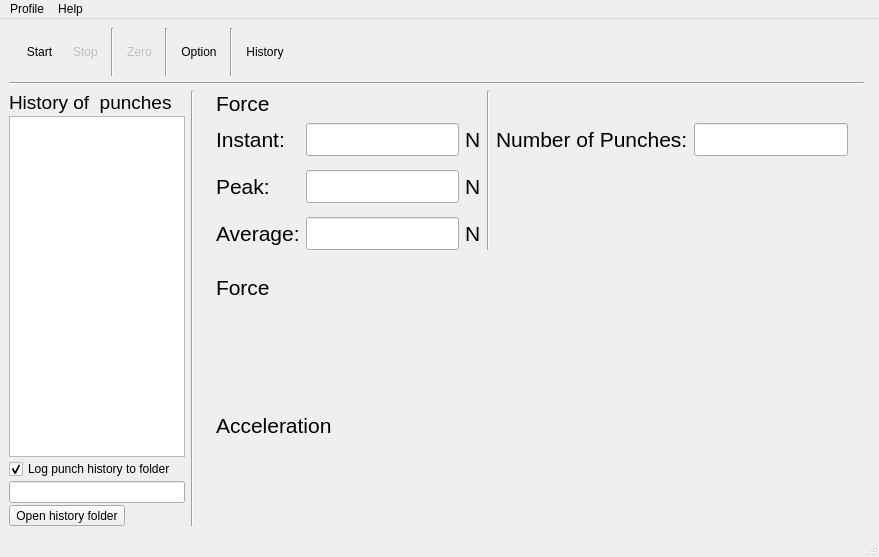
The window that boxing-gui/ui/main_window.ui (Achicken7301/boxqt) describes before a commit, drawn with Qt 5.
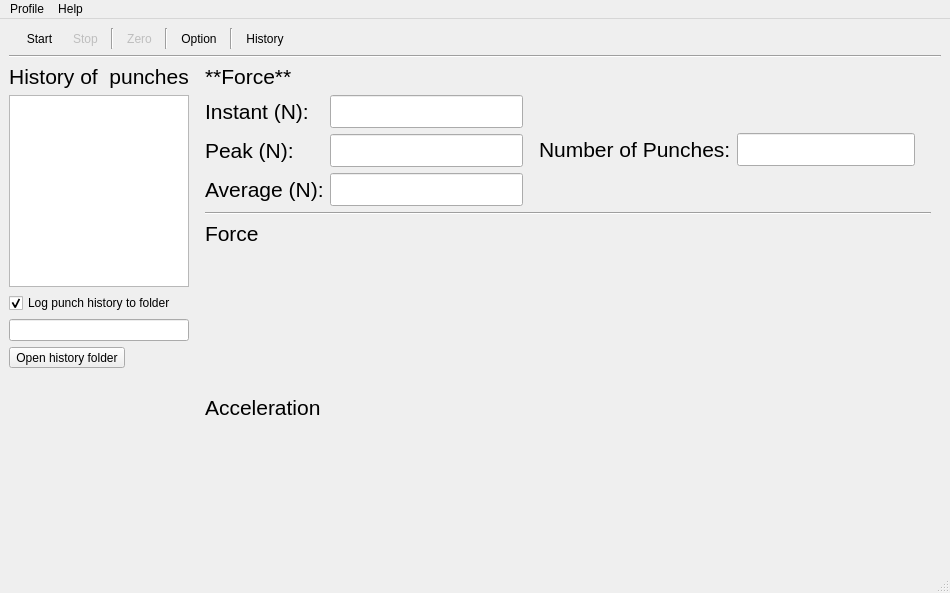
The same window after the commit. Icons and pictures are not drawn. Custom widgets are drawn as their Qt base class.

```diff
--- a/boxing-gui/ui/main_window.ui
+++ b/boxing-gui/ui/main_window.ui
@@ -6,86 +6,120 @@
    <rect>
     <x>0</x>
     <y>0</y>
-    <width>879</width>
-    <height>557</height>
+    <width>950</width>
+    <height>593</height>
    </rect>
   </property>
   <property name="windowTitle">
    <string>Boxing app</string>
   </property>
   <widget class="QWidget" name="centralwidget">
-   <layout class="QGridLayout" name="gridLayout">
-    <item row="2" column="1" rowspan="5">
-     <widget class="Line" name="line_6">
-      <property name="orientation">
-       <enum>Qt::Vertical</enum>
-      </property>
-     </widget>
-    </item>
-    <item row="3" column="3" rowspan="4" colspan="3">
-     <layout class="QVBoxLayout" name="chart_display_layout">
-      <property name="leftMargin">
-       <number>10</number>
-      </property>
-      <property name="rightMargin">
-       <number>10</number>
-      </property>
+   <layout class="QGridLayout" name="gridLayout_2">
+    <item row="2" column="0">
+     <layout class="QVBoxLayout" name="verticalLayout_3">
       <item>
-       <widget class="QLabel" name="label_6">
+       <widget class="QLabel" name="label_4">
         <property name="font">
          <font>
           <pointsize>16</pointsize>
          </font>
         </property>
         <property name="text">
-         <string>Force</string>
+         <string>History of  punches</string>
         </property>
+        <property name="alignment">
+         <set>Qt::AlignCenter</set>
+        </property>
        </widget>
       </item>
       <item>
-       <widget class="PlotWidget" name="force_chart" native="true">
-        <property name="enabled">
-         <bool>false</bool>
+       <widget class="QListWidget" name="history_table">
+        <property name="sizePolicy">
+         <sizepolicy hsizetype="Preferred" vsizetype="Fixed">
+          <horstretch>0</horstretch>
+          <verstretch>0</verstretch>
+         </sizepolicy>
         </property>
-        <property name="autoFillBackground">
-         <bool>true</bool>
+        <property name="maximumSize">
+         <size>
+          <width>500</width>
+          <height>16777215</height>
+         </size>
         </property>
-       </widget>
-      </item>
-      <item>
-       <widget class="QLabel" name="label_3">
         <property name="font">
          <font>
           <pointsize>16</pointsize>
          </font>
         </property>
+       </widget>
+      </item>
+      <item>
+       <widget class="QCheckBox" name="log_check">
+        <property name="sizePolicy">
+         <sizepolicy hsizetype="Fixed" vsizetype="Fixed">
+          <horstretch>0</horstretch>
+          <verstretch>0</verstretch>
+         </sizepolicy>
+        </property>
         <property name="text">
-         <string>Acceleration</string>
+         <string>Log punch history to folder</string>
         </property>
+        <property name="checked">
+         <bool>true</bool>
+        </property>
+        <property name="tristate">
+         <bool>false</bool>
+        </property>
        </widget>
       </item>
       <item>
-       <widget class="PlotWidget" name="acceleration_chart" native="true">
+       <widget class="QLineEdit" name="save_folder_line">
         <property name="enabled">
-         <bool>false</bool>
+         <bool>true</bool>
         </property>
+        <property name="sizePolicy">
+         <sizepolicy hsizetype="Preferred" vsizetype="Fixed">
+          <horstretch>0</horstretch>
+          <verstretch>0</verstretch>
+         </sizepolicy>
+        </property>
+        <property name="maximumSize">
+         <size>
+          <width>400</width>
+          <height>16777215</height>
+         </size>
+        </property>
         <property name="autoFillBackground">
+         <bool>false</bool>
+        </property>
+        <property name="readOnly">
          <bool>true</bool>
         </property>
-        <property name="backgroundBrush" stdset="0">
-         <brush brushstyle="NoBrush">
-          <color alpha="255">
-           <red>255</red>
-           <green>255</green>
-           <blue>255</blue>
-          </color>
-         </brush>
+       </widget>
+      </item>
+      <item>
+       <widget class="QToolButton" name="save_folder_button">
+        <property name="text">
+         <string>Open history folder</string>
         </property>
        </widget>
       </item>
+      <item>
+       <spacer name="verticalSpacer_2">
+        <property name="orientation">
+         <enum>Qt::Vertical</enum>
+        </property>
+        <property name="sizeHint" stdset="0">
+         <size>
+          <width>20</width>
+          <height>40</height>
+         </size>
+        </property>
+       </spacer>
+      </item>
      </layout>
     </item>
-    <item row="0" column="0" colspan="6">
+    <item row="0" column="0" colspan="2">
      <layout class="QHBoxLayout" name="toolbar_layout">
       <property name="leftMargin">
        <number>10</number>
@@ -304,364 +338,319 @@
       </item>
      </layout>
     </item>
-    <item row="2" column="0" rowspan="5">
-     <layout class="QGridLayout" name="history_layout">
-      <property name="spacing">
-       <number>2</number>
-      </property>
-      <item row="4" column="0">
-       <widget class="QToolButton" name="save_folder_button">
-        <property name="text">
-         <string>Open history folder</string>
-        </property>
-       </widget>
+    <item row="2" column="1">
+     <layout class="QVBoxLayout" name="verticalLayout">
+      <item>
+       <layout class="QHBoxLayout" name="horizontalLayout">
+        <item>
+         <layout class="QGridLayout" name="gridLayout">
+          <property name="leftMargin">
+           <number>10</number>
+          </property>
+          <item row="0" column="0">
+           <widget class="QLabel" name="label_5">
+            <property name="font">
+             <font>
+              <pointsize>16</pointsize>
+             </font>
+            </property>
+            <property name="text">
+             <string>**Force**</string>
+            </property>
+            <property name="textFormat">
+             <enum>Qt::MarkdownText</enum>
+            </property>
+           </widget>
+          </item>
+          <item row="1" column="1">
+           <widget class="QLineEdit" name="current_force_line">
+            <property name="sizePolicy">
+             <sizepolicy hsizetype="Minimum" vsizetype="Fixed">
+              <horstretch>0</horstretch>
+              <verstretch>0</verstretch>
+             </sizepolicy>
+            </property>
+            <property name="font">
+             <font>
+              <pointsize>16</pointsize>
+             </font>
+            </property>
+            <property name="readOnly">
+             <bool>true</bool>
+            </property>
+           </widget>
+          </item>
+          <item row="3" column="1">
+           <widget class="QLineEdit" name="average_force_line">
+            <property name="sizePolicy">
+             <sizepolicy hsizetype="Minimum" vsizetype="Fixed">
+              <horstretch>0</horstretch>
+              <verstretch>0</verstretch>
+             </sizepolicy>
+            </property>
+            <property name="font">
+             <font>
+              <pointsize>16</pointsize>
+             </font>
+            </property>
+            <property name="dragEnabled">
+             <bool>false</bool>
+            </property>
+            <property name="readOnly">
+             <bool>true</bool>
+            </property>
+           </widget>
+          </item>
+          <item row="2" column="0">
+           <widget class="QLabel" name="label_11">
+            <property name="sizePolicy">
+             <sizepolicy hsizetype="Preferred" vsizetype="Preferred">
+              <horstretch>0</horstretch>
+              <verstretch>0</verstretch>
+             </sizepolicy>
+            </property>
+            <property name="font">
+             <font>
+              <pointsize>16</pointsize>
+             </font>
+            </property>
+            <property name="text">
+             <string>Peak (N):</string>
+            </property>
+            <property name="textFormat">
+             <enum>Qt::MarkdownText</enum>
+            </property>
+            <property name="alignment">
+             <set>Qt::AlignLeading|Qt::AlignLeft|Qt::AlignVCenter</set>
+            </property>
+           </widget>
+          </item>
+          <item row="3" column="0">
+           <widget class="QLabel" name="label_13">
+            <property name="font">
+             <font>
+              <pointsize>16</pointsize>
+             </font>
+            </property>
+            <property name="text">
+             <string>Average (N):</string>
+            </property>
+            <property name="textFormat">
+             <enum>Qt::MarkdownText</enum>
+            </property>
+            <property name="alignment">
+             <set>Qt::AlignLeading|Qt::AlignLeft|Qt::AlignVCenter</set>
+            </property>
+           </widget>
+          </item>
+          <item row="1" column="0">
+           <widget class="QLabel" name="label_2">
+            <property name="sizePolicy">
+             <sizepolicy hsizetype="Preferred" vsizetype="Preferred">
+              <horstretch>0</horstretch>
+              <verstretch>0</verstretch>
+             </sizepolicy>
+            </property>
+            <property name="font">
+             <font>
+              <pointsize>16</pointsize>
+             </font>
+            </property>
+            <property name="text">
+             <string>Instant (N):</string>
+            </property>
+            <property name="textFormat">
+             <enum>Qt::MarkdownText</enum>
+            </property>
+            <property name="alignment">
+             <set>Qt::AlignLeading|Qt::AlignLeft|Qt::AlignVCenter</set>
+            </property>
+           </widget>
+          </item>
+          <item row="2" column="1">
+           <widget class="QLineEdit" name="peak_force_line">
+            <property name="sizePolicy">
+             <sizepolicy hsizetype="Minimum" vsizetype="Fixed">
+              <horstretch>0</horstretch>
+              <verstretch>0</verstretch>
+             </sizepolicy>
+            </property>
+            <property name="font">
+             <font>
+              <pointsize>16</pointsize>
+             </font>
+            </property>
+            <property name="readOnly">
+             <bool>true</bool>
+            </property>
+           </widget>
+          </item>
+         </layout>
+        </item>
+        <item>
+         <layout class="QGridLayout" name="gridLayout_3">
+          <property name="leftMargin">
+           <number>10</number>
+          </property>
+          <property name="topMargin">
+           <number>29</number>
+          </property>
+          <item row="0" column="1">
+           <widget class="QLineEdit" name="number_of_punches">
+            <property name="enabled">
+             <bool>true</bool>
+            </property>
+            <property name="sizePolicy">
+             <sizepolicy hsizetype="Preferred" vsizetype="Maximum">
+              <horstretch>0</horstretch>
+              <verstretch>0</verstretch>
+             </sizepolicy>
+            </property>
+            <property name="font">
+             <font>
+              <pointsize>16</pointsize>
+             </font>
+            </property>
+            <property name="readOnly">
+             <bool>true</bool>
+            </property>
+           </widget>
+          </item>
+          <item row="0" column="0">
+           <widget class="QLabel" name="label_14">
+            <property name="font">
+             <font>
+              <pointsize>16</pointsize>
+             </font>
+            </property>
+            <property name="text">
+             <string>Number of Punches:</string>
+            </property>
+            <property name="textFormat">
+             <enum>Qt::MarkdownText</enum>
+            </property>
+            <property name="margin">
+             <number>0</number>
+            </property>
+           </widget>
+          </item>
+          <item row="0" column="2">
+           <spacer name="horizontalSpacer_2">
+            <property name="orientation">
+             <enum>Qt::Horizontal</enum>
+            </property>
+            <property name="sizeHint" stdset="0">
+             <size>
+              <width>40</width>
+              <height>20</height>
+             </size>
+            </property>
+           </spacer>
+          </item>
+         </layout>
+        </item>
+       </layout>
       </item>
-      <item row="0" column="0">
-       <widget class="QLabel" name="label_4">
-        <property name="font">
-         <font>
-          <pointsize>14</pointsize>
-         </font>
+      <item>
+       <layout class="QVBoxLayout" name="chart_display_layout">
+        <property name="leftMargin">
+         <number>10</number>
         </property>
-        <property name="text">
-         <string>History of  punches</string>
+        <property name="rightMargin">
+         <number>10</number>
         </property>
-       </widget>
-      </item>
-      <item row="2" column="0">
-       <widget class="QCheckBox" name="log_check">
-        <property name="sizePolicy">
-         <sizepolicy hsizetype="Fixed" vsizetype="Fixed">
-          <horstretch>0</horstretch>
-          <verstretch>0</verstretch>
-         </sizepolicy>
-        </property>
-        <property name="text">
-         <string>Log punch history to folder</string>
-        </property>
-        <property name="checked">
-         <bool>true</bool>
-        </property>
-        <property name="tristate">
-         <bool>false</bool>
-        </property>
-       </widget>
-      </item>
-      <item row="3" column="0">
-       <widget class="QLineEdit" name="save_folder_line">
-        <property name="enabled">
-         <bool>true</bool>
-        </property>
-        <property name="sizePolicy">
-         <sizepolicy hsizetype="Preferred" vsizetype="Fixed">
-          <horstretch>0</horstretch>
-          <verstretch>0</verstretch>
-         </sizepolicy>
-        </property>
-        <property name="maximumSize">
-         <size>
-          <width>400</width>
-          <height>16777215</height>
-         </size>
-        </property>
-        <property name="autoFillBackground">
-         <bool>false</bool>
-        </property>
-        <property name="readOnly">
-         <bool>true</bool>
-        </property>
-       </widget>
-      </item>
-      <item row="1" column="0">
-       <widget class="QListWidget" name="history_table">
-        <property name="sizePolicy">
-         <sizepolicy hsizetype="Preferred" vsizetype="Expanding">
-          <horstretch>0</horstretch>
-          <verstretch>0</verstretch>
-         </sizepolicy>
-        </property>
-        <property name="maximumSize">
-         <size>
-          <width>500</width>
-          <height>16777215</height>
-         </size>
-        </property>
-        <property name="font">
-         <font>
-          <pointsize>16</pointsize>
-         </font>
-        </property>
-       </widget>
+        <item>
+         <widget class="Line" name="line">
+          <property name="orientation">
+           <enum>Qt::Horizontal</enum>
+          </property>
+         </widget>
+        </item>
+        <item>
+         <widget class="QLabel" name="label_6">
+          <property name="font">
+           <font>
+            <pointsize>16</pointsize>
+           </font>
+          </property>
+          <property name="text">
+           <string>Force</string>
+          </property>
+         </widget>
+        </item>
+        <item>
+         <widget class="PlotWidget" name="force_chart" native="true">
+          <property name="enabled">
+           <bool>true</bool>
+          </property>
+          <property name="sizePolicy">
+           <sizepolicy hsizetype="Preferred" vsizetype="Expanding">
+            <horstretch>0</horstretch>
+            <verstretch>0</verstretch>
+           </sizepolicy>
+          </property>
+          <property name="autoFillBackground">
+           <bool>true</bool>
+          </property>
+          <property name="backgroundBrush" stdset="0">
+           <brush brushstyle="Dense7Pattern">
+            <color alpha="255">
+             <red>255</red>
+             <green>255</green>
+             <blue>255</blue>
+            </color>
+           </brush>
+          </property>
+         </widget>
+        </item>
+        <item>
+         <widget class="QLabel" name="label_3">
+          <property name="font">
+           <font>
+            <pointsize>16</pointsize>
+           </font>
+          </property>
+          <property name="text">
+           <string>Acceleration</string>
+          </property>
+         </widget>
+        </item>
+        <item>
+         <widget class="PlotWidget" name="acceleration_chart" native="true">
+          <property name="enabled">
+           <bool>true</bool>
+          </property>
+          <property name="sizePolicy">
+           <sizepolicy hsizetype="Preferred" vsizetype="Expanding">
+            <horstretch>0</horstretch>
+            <verstretch>0</verstretch>
+           </sizepolicy>
+          </property>
+          <property name="autoFillBackground">
+           <bool>true</bool>
+          </property>
+          <property name="backgroundBrush" stdset="0">
+           <brush brushstyle="NoBrush">
+            <color alpha="255">
+             <red>255</red>
+             <green>255</green>
+             <blue>255</blue>
+            </color>
+           </brush>
+          </property>
+         </widget>
+        </item>
+       </layout>
       </item>
      </layout>
     </item>
-    <item row="1" column="0" colspan="5">
-     <widget class="Line" name="line">
-      <property name="sizePolicy">
-       <sizepolicy hsizetype="Expanding" vsizetype="Fixed">
-        <horstretch>0</horstretch>
-        <verstretch>0</verstretch>
-       </sizepolicy>
-      </property>
+    <item row="1" column="0" colspan="2">
+     <widget class="Line" name="line_5">
       <property name="orientation">
        <enum>Qt::Horizontal</enum>
       </property>
      </widget>
     </item>
-    <item row="2" column="3">
-     <layout class="QGridLayout" name="gridLayout_3">
-      <property name="leftMargin">
-       <number>10</number>
-      </property>
-      <property name="topMargin">
-       <number>0</number>
-      </property>
-      <property name="rightMargin">
-       <number>10</number>
-      </property>
-      <property name="bottomMargin">
-       <number>0</number>
-      </property>
-      <property name="verticalSpacing">
-       <number>7</number>
-      </property>
-      <item row="1" column="4">
-       <widget class="QLabel" name="label_14">
-        <property name="font">
-         <font>
-          <pointsize>16</pointsize>
-         </font>
-        </property>
-        <property name="text">
-         <string>Number of Punches:</string>
-        </property>
-        <property name="textFormat">
-         <enum>Qt::MarkdownText</enum>
-        </property>
-        <property name="margin">
-         <number>0</number>
-        </property>
-       </widget>
-      </item>
-      <item row="3" column="1">
-       <widget class="QLineEdit" name="peak_force_line">
-        <property name="sizePolicy">
-         <sizepolicy hsizetype="Maximum" vsizetype="Fixed">
-          <horstretch>0</horstretch>
-          <verstretch>0</verstretch>
-         </sizepolicy>
-        </property>
-        <property name="maximumSize">
-         <size>
-          <width>300</width>
-          <height>16777215</height>
-         </size>
-        </property>
-        <property name="font">
-         <font>
-          <pointsize>16</pointsize>
-         </font>
-        </property>
-        <property name="readOnly">
-         <bool>true</bool>
-        </property>
-       </widget>
-      </item>
-      <item row="0" column="3" rowspan="6">
-       <widget class="Line" name="line_5">
-        <property name="orientation">
-         <enum>Qt::Vertical</enum>
-        </property>
-       </widget>
-      </item>
-      <item row="0" column="0">
-       <widget class="QLabel" name="label_5">
-        <property name="font">
-         <font>
-          <pointsize>16</pointsize>
-         </font>
-        </property>
-        <property name="text">
-         <string>Force</string>
-        </property>
-       </widget>
-      </item>
-      <item row="1" column="0">
-       <widget class="QLabel" name="label_2">
-        <property name="sizePolicy">
-         <sizepolicy hsizetype="Preferred" vsizetype="Preferred">
-          <horstretch>0</horstretch>
-          <verstretch>0</verstretch>
-         </sizepolicy>
-        </property>
-        <property name="font">
-         <font>
-          <pointsize>16</pointsize>
-         </font>
-        </property>
-        <property name="text">
-         <string>Instant:</string>
-        </property>
-        <property name="textFormat">
-         <enum>Qt::MarkdownText</enum>
-        </property>
-       </widget>
-      </item>
-      <item row="1" column="1">
-       <widget class="QLineEdit" name="current_force_line">
-        <property name="sizePolicy">
-         <sizepolicy hsizetype="Maximum" vsizetype="Fixed">
-          <horstretch>0</horstretch>
-          <verstretch>0</verstretch>
-         </sizepolicy>
-        </property>
-        <property name="maximumSize">
-         <size>
-          <width>300</width>
-          <height>16777215</height>
-         </size>
-        </property>
-        <property name="font">
-         <font>
-          <pointsize>16</pointsize>
-         </font>
-        </property>
-        <property name="readOnly">
-         <bool>true</bool>
-        </property>
-       </widget>
-      </item>
-      <item row="1" column="2">
-       <widget class="QLabel" name="label_12">
-        <property name="font">
-         <font>
-          <pointsize>16</pointsize>
-         </font>
-        </property>
-        <property name="text">
-         <string>N</string>
-        </property>
-       </widget>
-      </item>
-      <item row="3" column="0">
-       <widget class="QLabel" name="label_11">
-        <property name="sizePolicy">
-         <sizepolicy hsizetype="Preferred" vsizetype="Preferred">
-          <horstretch>0</horstretch>
-          <verstretch>0</verstretch>
-         </sizepolicy>
-        </property>
-        <property name="font">
-         <font>
-          <pointsize>16</pointsize>
-         </font>
-        </property>
-        <property name="text">
-         <string>Peak:</string>
-        </property>
-        <property name="textFormat">
-         <enum>Qt::MarkdownText</enum>
-        </property>
-       </widget>
-      </item>
-      <item row="5" column="2">
-       <widget class="QLabel" name="label_16">
-        <property name="sizePolicy">
-         <sizepolicy hsizetype="Fixed" vsizetype="Preferred">
-          <horstretch>0</horstretch>
-          <verstretch>0</verstretch>
-         </sizepolicy>
-        </property>
-        <property name="font">
-         <font>
-          <pointsize>16</pointsize>
-         </font>
-        </property>
-        <property name="text">
-         <string>N</string>
-        </property>
-       </widget>
-      </item>
-      <item row="1" column="5">
-       <widget class="QLineEdit" name="number_of_punches">
-        <property name="enabled">
-         <bool>true</bool>
-        </property>
-        <property name="sizePolicy">
-         <sizepolicy hsizetype="Maximum" vsizetype="Fixed">
-          <horstretch>0</horstretch>
-          <verstretch>0</verstretch>
-         </sizepolicy>
-        </property>
-        <property name="maximumSize">
-         <size>
-          <width>300</width>
-          <height>16777215</height>
-         </size>
-        </property>
-        <property name="font">
-         <font>
-          <pointsize>16</pointsize>
-         </font>
-        </property>
-        <property name="readOnly">
-         <bool>true</bool>
-        </property>
-       </widget>
-      </item>
-      <item row="5" column="0">
-       <widget class="QLabel" name="label_13">
-        <property name="font">
-         <font>
-          <pointsize>16</pointsize>
-         </font>
-        </property>
-        <property name="text">
-         <string>Average:</string>
-        </property>
-        <property name="textFormat">
-         <enum>Qt::MarkdownText</enum>
-        </property>
-       </widget>
-      </item>
-      <item row="3" column="2">
-       <widget class="QLabel" name="label_15">
-        <property name="font">
-         <font>
-          <pointsize>16</pointsize>
-         </font>
-        </property>
-        <property name="text">
-         <string>N</string>
-        </property>
-       </widget>
-      </item>
-      <item row="5" column="1">
-       <widget class="QLineEdit" name="average_force_line">
-        <property name="sizePolicy">
-         <sizepolicy hsizetype="Maximum" vsizetype="Fixed">
-          <horstretch>0</horstretch>
-          <verstretch>0</verstretch>
-         </sizepolicy>
-        </property>
-        <property name="maximumSize">
-         <size>
-          <width>300</width>
-          <height>16777215</height>
-         </size>
-        </property>
-        <property name="font">
-         <font>
-          <pointsize>16</pointsize>
-         </font>
-        </property>
-        <property name="readOnly">
-         <bool>true</bool>
-        </property>
-       </widget>
-      </item>
-     </layout>
-    </item>
    </layout>
   </widget>
   <widget class="QMenuBar" name="menubar">
@@ -669,7 +658,7 @@
     <rect>
      <x>0</x>
      <y>0</y>
-     <width>879</width>
+     <width>950</width>
      <height>21</height>
     </rect>
    </property>
```
Left out of the diff: 2 changed lines with no effect on the pictures.
